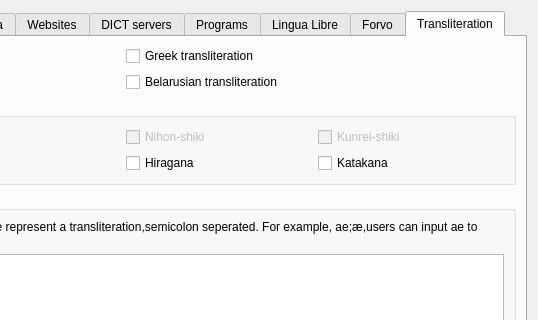
The window that src/ui/edit_sources.ui (xiaoyifang/goldendict-ng) describes before a commit, drawn with Qt 5; both pictures show x 293 to 831 and y 0 to 320 of the 831 by 531 pixel window.
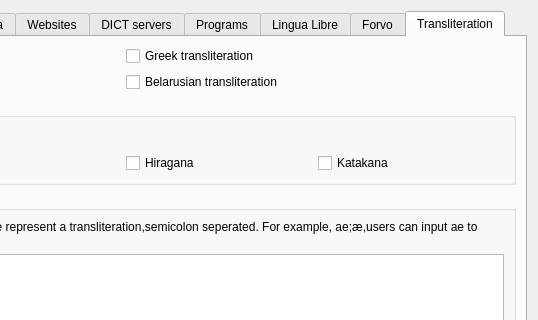
The same window after the commit. The open tabs and pages were chosen to show the change. Icons and pictures are not drawn.

```diff
--- a/src/ui/edit_sources.ui
+++ b/src/ui/edit_sources.ui
@@ -758,36 +758,10 @@
            </widget>
           </item>
           <item row="0" column="2">
-           <widget class="QCheckBox" name="enableNihonShiki">
-            <property name="enabled">
-             <bool>false</bool>
-            </property>
-            <property name="toolTip">
-             <string>The most regular system, having a one-to-one relation to the
-kana writing systems. Standardized as ISO 3602
-
-Not implemented yet in GoldenDict.</string>
-            </property>
-            <property name="text">
-             <string>Nihon-shiki</string>
-            </property>
-           </widget>
+           
           </item>
           <item row="0" column="3">
-           <widget class="QCheckBox" name="enableKunreiShiki">
-            <property name="enabled">
-             <bool>false</bool>
-            </property>
-            <property name="toolTip">
-             <string>Based on Nihon-shiki system, but modified for modern standard Japanese.
-Standardized as ISO 3602
-
-Not implemented yet in GoldenDict.</string>
-            </property>
-            <property name="text">
-             <string>Kunrei-shiki</string>
-            </property>
-           </widget>
+           
           </item>
           <item row="1" column="0">
            <widget class="QLabel" name="label_8">
```
Left out of the diff: 2 changed lines with no effect on the pictures.
